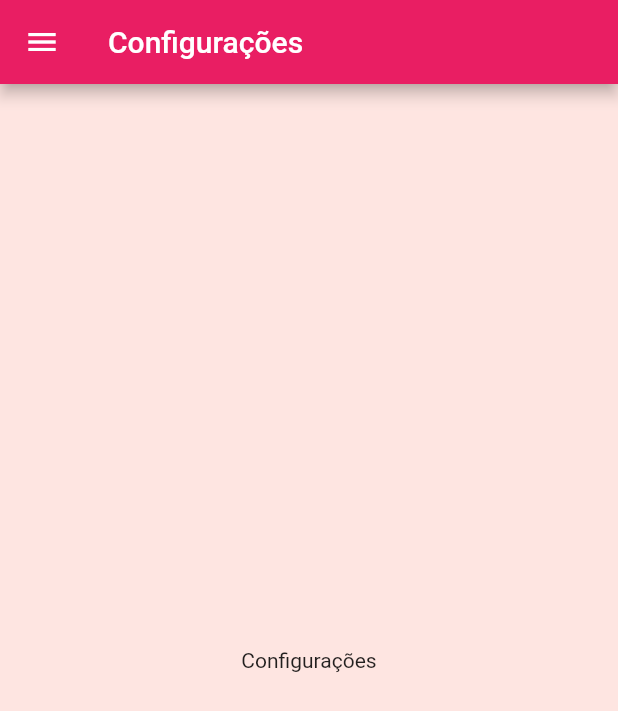
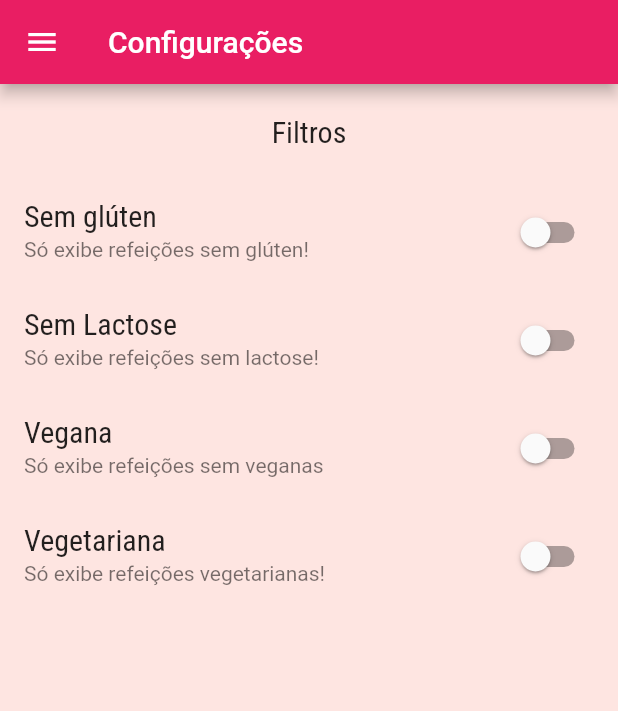
Before and after one commit to rafaeucastro/meals, a Flutter app: the SettingsScreen screen opened by its route, on a phone screen of 412 x 824 dp. Shown: the top 711 px of the screen. Run offline on Flutter 3.47's test engine with Material 2 defaults, Android fonts, the phone set to English and light mode, and no system bars; network calls fail.

Commit message:
Added Settings Filter

```diff
--- a/lib/main.dart
+++ b/lib/main.dart
@@ -6,12 +6,41 @@ import 'screens/tabs_screen.dart';
 import 'screens/meal_detail_screen.dart';
 import 'screens/categories_meals_screens.dart';
 import 'screens/settings_screen.dart';
-import 'screens/categories_screen.dart';
+
+import 'models/settings.dart';
+import 'models/meal.dart';
+import 'data/dummy_data.dart';
 
 void main() => runApp(const Meals());
 
-class Meals extends StatelessWidget {
+class Meals extends StatefulWidget {
   const Meals({Key? key}) : super(key: key);
+
+  @override
+  State<Meals> createState() => _MealsState();
+}
+
+class _MealsState extends State<Meals> {
+  Settings settings = Settings();
+  List<Meal> _availableMeals = DUMMY_MEALS;
+
+  void _filterMeals(Settings settings) {
+    setState(() {
+      this.settings = settings;
+
+      _availableMeals = DUMMY_MEALS.where((meal) {
+        final filterGluten = settings.isGlutenFree && !meal.isGlutenFree;
+        final filterLactose = settings.isLactoseFree && !meal.isLactoseFree;
+        final filterVegan = settings.isVegan && !meal.isVegan;
+        final filterVegetarian = settings.isVegetarian && !meal.isVegetarian;
+
+        return !filterGluten &&
+            !filterLactose &&
+            !filterVegan &&
+            !filterVegetarian;
+      }).toList();
+    });
+  }
 
   @override
   Widget build(BuildContext context) {
@@ -34,9 +63,10 @@ class Meals extends StatelessWidget {
       ),
       routes: {
         AppRoutes.HOME: (ctx) => const TabsScreen(),
-        AppRoutes.CATEGORIES_MEALS: (cxt) => const CategoriesMealsScreen(),
+        AppRoutes.CATEGORIES_MEALS: (cxt) =>
+            CategoriesMealsScreen(_availableMeals),
         AppRoutes.MEAL_DETAIL: (cxt) => const MealDetailScreen(),
-        AppRoutes.SETTINGS: (cxt) => const SettingsScreen(),
+        AppRoutes.SETTINGS: (cxt) => SettingsScreen(settings, _filterMeals),
       },
     );
   }
--- /dev/null
+++ b/lib/models/settings.dart
@@ -0,0 +1,13 @@
+class Settings {
+  bool isGlutenFree;
+  bool isLactoseFree;
+  bool isVegan;
+  bool isVegetarian;
+
+  Settings({
+    this.isGlutenFree = false,
+    this.isLactoseFree = false,
+    this.isVegan = false,
+    this.isVegetarian = false,
+  });
+}
--- a/lib/screens/categories_meals_screens.dart
+++ b/lib/screens/categories_meals_screens.dart
@@ -1,16 +1,18 @@
 import 'package:flutter/material.dart';
-import 'package:meals/data/dummy_data.dart';
 import '../models/category.dart';
+import '../models/meal.dart';
 import '../components/meal_item.dart';
 
 class CategoriesMealsScreen extends StatelessWidget {
-  const CategoriesMealsScreen({Key? key}) : super(key: key);
+  final List<Meal> meals;
+
+  const CategoriesMealsScreen(this.meals, {Key? key}) : super(key: key);
 
   @override
   Widget build(BuildContext context) {
     final category = ModalRoute.of(context)!.settings.arguments as Category;
 
-    final categoryMeals = DUMMY_MEALS.where((meal) {
+    final categoryMeals = meals.where((meal) {
       return meal.categories.contains(category.id);
     }).toList();
 
--- a/lib/screens/settings_screen.dart
+++ b/lib/screens/settings_screen.dart
@@ -1,8 +1,43 @@
 import 'package:flutter/material.dart';
 import '../components/main_drawer.dart';
+import '../models/settings.dart';
 
-class SettingsScreen extends StatelessWidget {
-  const SettingsScreen({Key? key}) : super(key: key);
+class SettingsScreen extends StatefulWidget {
+  final Function(Settings) onSettingsChanged;
+  final Settings settings;
+
+  const SettingsScreen(this.settings, this.onSettingsChanged, {Key? key})
+      : super(key: key);
+
+  @override
+  State<SettingsScreen> createState() => _SettingsScreenState();
+}
+
+class _SettingsScreenState extends State<SettingsScreen> {
+  late Settings settings;
+
+  @override
+  void initState() {
+    super.initState();
+    settings = widget.settings;
+  }
+
+  Widget _createSwitch(
+    String title,
+    String subtitle,
+    bool value,
+    void Function(bool) onChanged,
+  ) {
+    return SwitchListTile.adaptive(
+      title: Text(title),
+      subtitle: Text(subtitle),
+      value: value,
+      onChanged: (value) {
+        onChanged(value);
+        widget.onSettingsChanged(settings);
+      },
+    );
+  }
 
   @override
   Widget build(BuildContext context) {
@@ -11,8 +46,46 @@ class SettingsScreen extends StatelessWidget {
         title: const Text("Configurações"),
       ),
       drawer: const MainDrawer(),
-      body: const Center(
-        child: Text("Configurações"),
+      body: Column(
+        children: [
+          Container(
+            padding: const EdgeInsets.all(20),
+            child: Text(
+              "Filtros",
+              style: Theme.of(context).textTheme.titleMedium,
+            ),
+          ),
+          Expanded(
+            child: ListView(
+              children: [
+                _createSwitch(
+                  "Sem glúten",
+                  "Só exibe refeições sem glúten!",
+                  settings.isGlutenFree,
+                  (value) => setState(() => settings.isGlutenFree = value),
+                ),
+                _createSwitch(
+                  "Sem Lactose",
+                  "Só exibe refeições sem lactose!",
+                  settings.isLactoseFree,
+                  (value) => setState(() => settings.isLactoseFree = value),
+                ),
+                _createSwitch(
+                  "Vegana",
+                  "Só exibe refeições sem veganas",
+                  settings.isVegan,
+                  (value) => setState(() => settings.isVegan = value),
+                ),
+                _createSwitch(
+                  "Vegetariana",
+                  "Só exibe refeições vegetarianas!",
+                  settings.isVegetarian,
+                  (value) => setState(() => settings.isVegetarian = value),
+                ),
+              ],
+            ),
+          ),
+        ],
       ),
     );
   }
--- a/lib/screens/tabs_screen.dart
+++ b/lib/screens/tabs_screen.dart
@@ -37,7 +37,7 @@ class _TabsScreenState extends State<TabsScreen> {
       appBar: AppBar(
         title: Text(_titles[_selectedScreenIndex]),
       ),
-      drawer: MainDrawer(),
+      drawer: const MainDrawer(),
       body: _screens[_selectedScreenIndex],
       bottomNavigationBar: BottomNavigationBar(
         onTap: _selectScreen,
```
